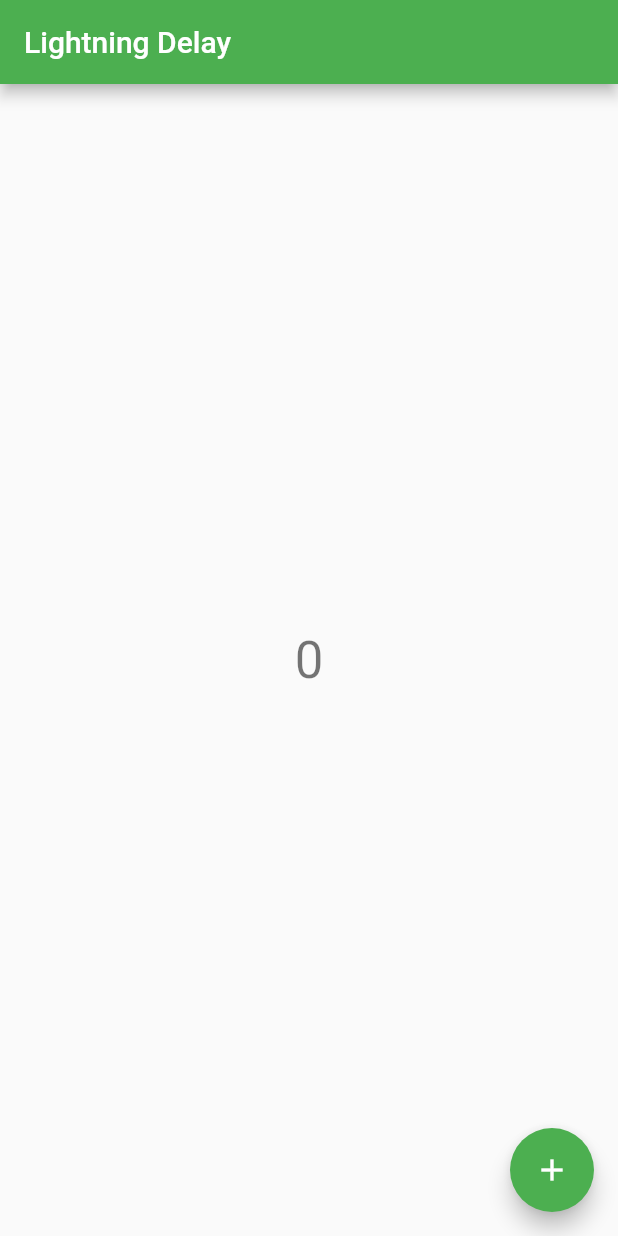
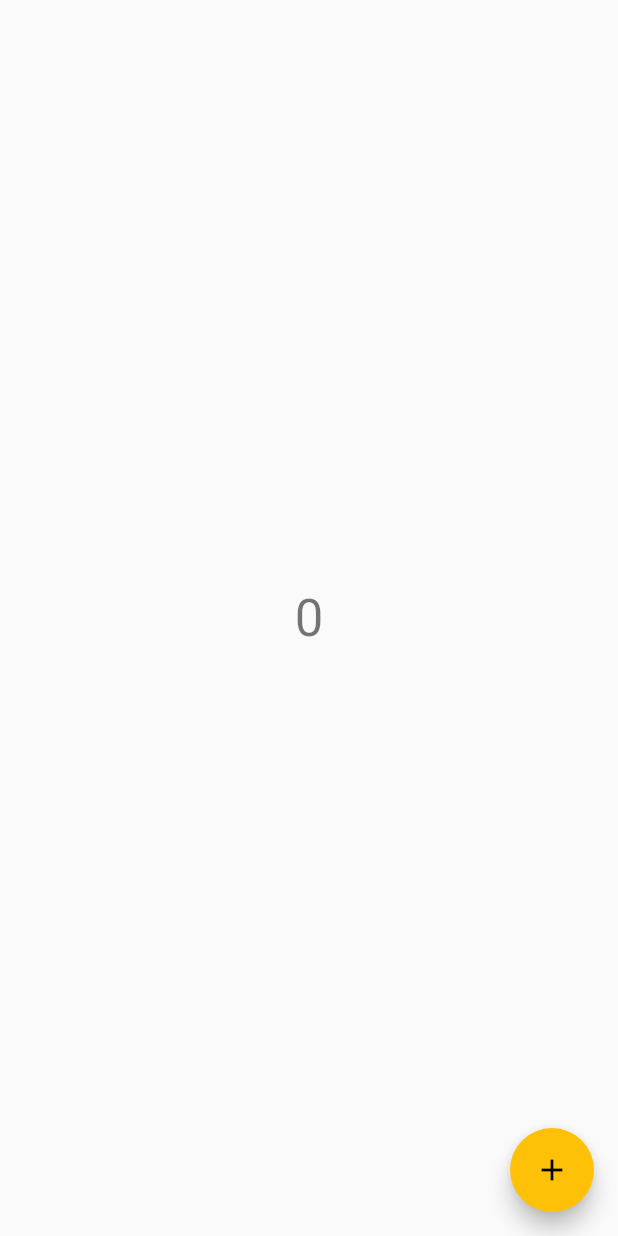
Before and after one commit to TechPenguineer/Lightning-Delay, a Flutter app: the screen it shows after launch, on a phone screen of 412 x 824 dp. Run offline on Flutter 3.47's test engine with Material 2 defaults, Android fonts, the phone set to English and light mode, and no system bars.

Commit message:
removed app title bar

```diff
--- a/lib/main.dart
+++ b/lib/main.dart
@@ -1,6 +1,7 @@
 import 'package:flutter/material.dart';
 
 void main() {
+
   runApp(const MyApp());
 }
 
@@ -22,7 +23,7 @@ class MyApp extends StatelessWidget {
         // or simply save your changes to "hot reload" in a Flutter IDE).
         // Notice that the counter didn't reset back to zero; the application
         // is not restarted.
-        primarySwatch: Colors.green,
+        primarySwatch: Colors.amber,
       ),
       home: const MyHomePage(title: 'Lightning Delay'),
     );
@@ -65,11 +66,6 @@ class _MyHomePageState extends State<MyHomePage> {
     // fast, so that you can just rebuild anything that needs updating rather
     // than having to individually change instances of widgets.
     return Scaffold(
-      appBar: AppBar(
-        // Here we take the value from the MyHomePage object that was created by
-        // the App.build method, and use it to set our appbar title.
-        title: Text(widget.title),
-      ),
       body: Center(
         // Center is a layout widget. It takes a single child and positions it
         // in the middle of the parent.
```
